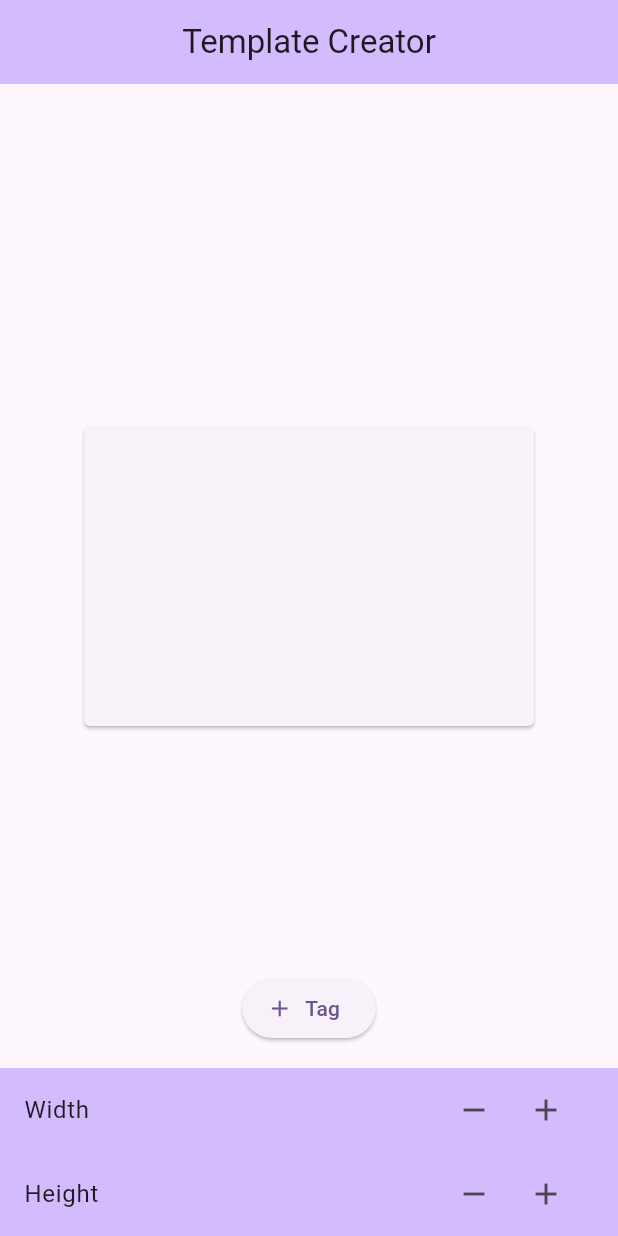
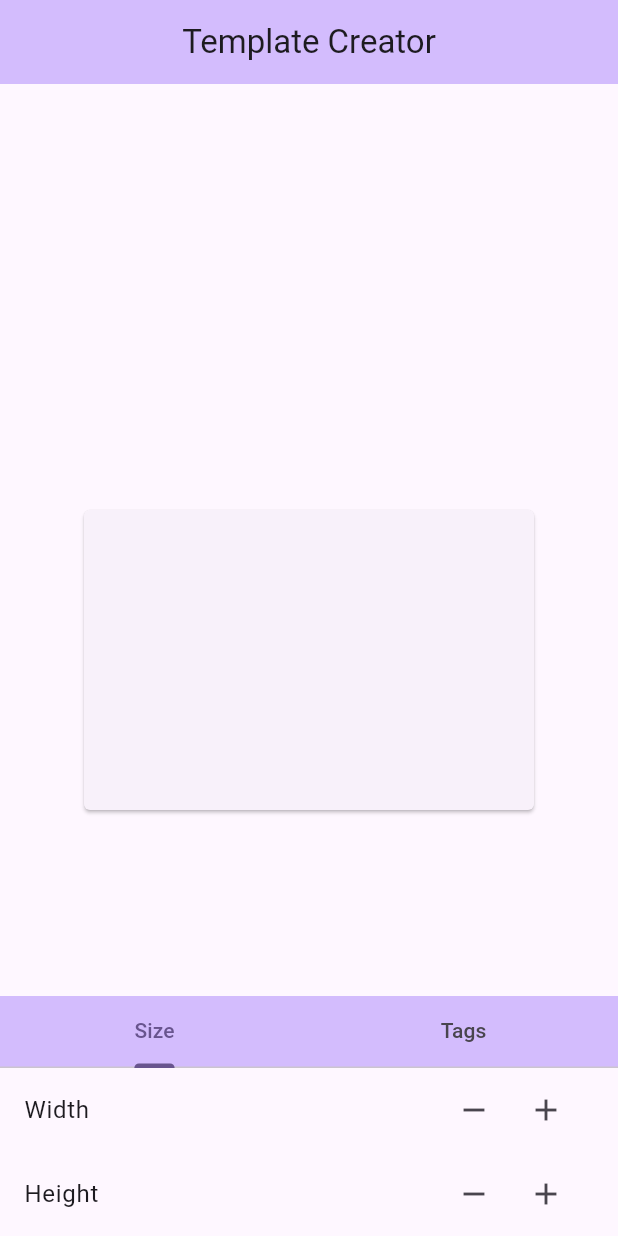
Before and after one commit to YannMancel/template_creator, a Flutter app: the screen it shows after launch, on a phone screen of 412 x 824 dp. Run offline on Flutter 3.47's test engine with Material 3 defaults, Android fonts, the phone set to English and light mode, and no system bars.

Commit message:
feat: configuration widget

```diff
--- a/lib/presentation/_presentation.dart
+++ b/lib/presentation/_presentation.dart
@@ -1,3 +1,2 @@
 export 'home_page.dart';
-export 'template_logic_widget.dart';
-export 'template_widget.dart';
+export 'widgets/_widgets.dart';
--- a/lib/presentation/home_page.dart
+++ b/lib/presentation/home_page.dart
@@ -9,114 +9,26 @@ class HomePage extends StatelessWidget {
 
   final String title;
 
-  void _updateWidthByStep(
-    TemplateLogic logic, {
-    required double step,
-  }) {
-    logic.updateWidth = logic.template.value.size.width + step;
-  }
-
-  void _updateHeightByStep(
-    TemplateLogic logic, {
-    required double step,
-  }) {
-    logic.updateHeight = logic.template.value.size.height + step;
-  }
-
   @override
   Widget build(BuildContext context) {
-    final inversePrimaryColor = Theme.of(context).colorScheme.inversePrimary;
-    final logic = TemplateLogicWidget.of(context).logic;
     return Scaffold(
       appBar: AppBar(
         centerTitle: true,
         title: Text(title),
-        backgroundColor: inversePrimaryColor,
+        backgroundColor: Theme.of(context).colorScheme.inversePrimary,
       ),
-      body: Column(
+      body: const Stack(
+        alignment: Alignment.bottomCenter,
         children: <Widget>[
-          Expanded(
-            child: Stack(
-              alignment: Alignment.bottomCenter,
-              children: <Widget>[
-                const Center(
-                  child: TemplateWidget(),
-                ),
-                Padding(
-                  padding: const EdgeInsets.only(bottom: 16.0),
-                  child: ElevatedButton.icon(
-                    onPressed: logic.addTag,
-                    icon: const Icon(Icons.add),
-                    label: const Text('Tag'),
-                  ),
-                ),
-              ],
-            ),
+          Center(
+            child: TemplateWidget(),
           ),
-          ColoredBox(
-            color: inversePrimaryColor,
-            child: Column(
-              mainAxisSize: MainAxisSize.min,
-              children: <Widget>[
-                ActionOnTemplateSize(
-                  title: 'Width',
-                  onPressedDecrease: () => _updateWidthByStep(
-                    logic,
-                    step: -10.0,
-                  ),
-                  onPressedIncrease: () => _updateWidthByStep(
-                    logic,
-                    step: 10.0,
-                  ),
-                ),
-                ActionOnTemplateSize(
-                  title: 'Height',
-                  onPressedDecrease: () => _updateHeightByStep(
-                    logic,
-                    step: -10.0,
-                  ),
-                  onPressedIncrease: () => _updateHeightByStep(
-                    logic,
-                    step: 10.0,
-                  ),
-                ),
-              ],
-            ),
+          SizedBox(
+            height: 160.0,
+            child: ConfigurationWidget(),
           ),
         ],
       ),
     );
   }
 }
-
-class ActionOnTemplateSize extends StatelessWidget {
-  const ActionOnTemplateSize({
-    super.key,
-    required this.title,
-    required this.onPressedDecrease,
-    required this.onPressedIncrease,
-  });
-
-  final String title;
-  final VoidCallback onPressedDecrease;
-  final VoidCallback onPressedIncrease;
-
-  @override
-  Widget build(BuildContext context) {
-    return ListTile(
-      title: Text(title),
-      trailing: OverflowBar(
-        children: <Widget>[
-          IconButton(
-            onPressed: onPressedDecrease,
-            icon: const Icon(Icons.remove),
-          ),
-          IconButton(
-            onPressed: onPressedIncrease,
-            icon: const Icon(Icons.add),
-          ),
-        ],
-      ),
-    );
-  }
-}
--- /dev/null
+++ b/lib/presentation/widgets/_widgets.dart
@@ -0,0 +1,3 @@
+export 'configuration_widget.dart';
+export 'template_logic_widget.dart';
+export 'template_widget.dart';
--- /dev/null
+++ b/lib/presentation/widgets/configuration_widget.dart
@@ -0,0 +1,109 @@
+import 'package:flutter/material.dart';
+import 'package:template_creator/_features.dart';
+
+class ConfigurationWidget extends StatelessWidget {
+  const ConfigurationWidget({super.key});
+
+  void _updateWidthByStep(
+    TemplateLogic logic, {
+    required double step,
+  }) {
+    logic.updateWidth = logic.template.value.size.width + step;
+  }
+
+  void _updateHeightByStep(
+    TemplateLogic logic, {
+    required double step,
+  }) {
+    logic.updateHeight = logic.template.value.size.height + step;
+  }
+
+  @override
+  Widget build(BuildContext context) {
+    final logic = TemplateLogicWidget.of(context).logic;
+    return DefaultTabController(
+      length: 2,
+      child: Column(
+        children: <Widget>[
+          ColoredBox(
+            color: Theme.of(context).colorScheme.inversePrimary,
+            child: const TabBar(
+              tabs: <Widget>[
+                Tab(text: 'Size'),
+                Tab(text: 'Tags'),
+              ],
+            ),
+          ),
+          Expanded(
+            child: TabBarView(
+              children: <Widget>[
+                Column(
+                  mainAxisSize: MainAxisSize.min,
+                  children: <Widget>[
+                    ActionOnTemplateSize(
+                      title: 'Width',
+                      onPressedDecrease: () {
+                        _updateWidthByStep(logic, step: -10.0);
+                      },
+                      onPressedIncrease: () {
+                        _updateWidthByStep(logic, step: 10.0);
+                      },
+                    ),
+                    ActionOnTemplateSize(
+                      title: 'Height',
+                      onPressedDecrease: () {
+                        _updateHeightByStep(logic, step: -10.0);
+                      },
+                      onPressedIncrease: () {
+                        _updateHeightByStep(logic, step: 10.0);
+                      },
+                    ),
+                  ],
+                ),
+                Center(
+                  child: ElevatedButton.icon(
+                    onPressed: logic.addTag,
+                    icon: const Icon(Icons.add),
+                    label: const Text('Tag'),
+                  ),
+                ),
+              ],
+            ),
+          ),
+        ],
+      ),
+    );
+  }
+}
+
+class ActionOnTemplateSize extends StatelessWidget {
+  const ActionOnTemplateSize({
+    super.key,
+    required this.title,
+    required this.onPressedDecrease,
+    required this.onPressedIncrease,
+  });
+
+  final String title;
+  final VoidCallback onPressedDecrease;
+  final VoidCallback onPressedIncrease;
+
+  @override
+  Widget build(BuildContext context) {
+    return ListTile(
+      title: Text(title),
+      trailing: OverflowBar(
+        children: <Widget>[
+          IconButton(
+            onPressed: onPressedDecrease,
+            icon: const Icon(Icons.remove),
+          ),
+          IconButton(
+            onPressed: onPressedIncrease,
+            icon: const Icon(Icons.add),
+          ),
+        ],
+      ),
+    );
+  }
+}
```
Also changed, not shown: lib/presentation/widgets/template_logic_widget.dart (renamed from lib/presentation/template_logic_widget.dart), lib/presentation/widgets/template_widget.dart (renamed from lib/presentation/template_widget.dart).
